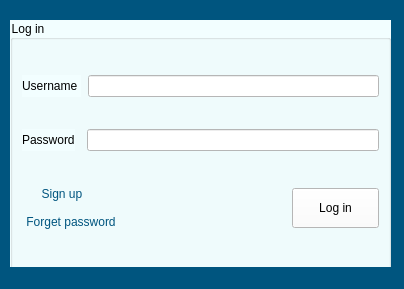
This is Login_And_Admin/mainwindow.ui in AP-projects-4001/esm-nadarim as Qt 5 draws it before an edit. The edited form follows.
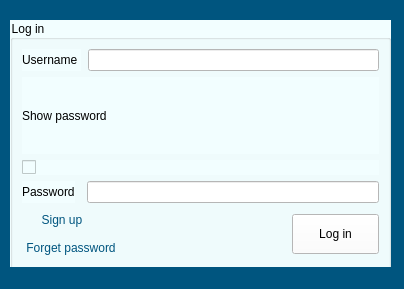
This is the edited form.

What changed in the file:
```diff
--- a/Login_And_Admin/mainwindow.ui
+++ b/Login_And_Admin/mainwindow.ui
@@ -73,6 +73,20 @@
        </item>
       </layout>
      </item>
+     <item>
+      <widget class="QLabel" name="label_passState">
+       <property name="text">
+        <string>Show password</string>
+       </property>
+      </widget>
+     </item>
+     <item>
+      <widget class="QCheckBox" name="checkBox_pass">
+       <property name="text">
+        <string/>
+       </property>
+      </widget>
+     </item>
      <item>
       <layout class="QHBoxLayout" name="horizontalLayout">
        <property name="spacing">
@@ -91,6 +105,9 @@
           <string notr="true">background-color: rgb(255, 255, 255);
 </string>
          </property>
+         <property name="echoMode">
+          <enum>QLineEdit::Password</enum>
+         </property>
         </widget>
        </item>
       </layout>
```
